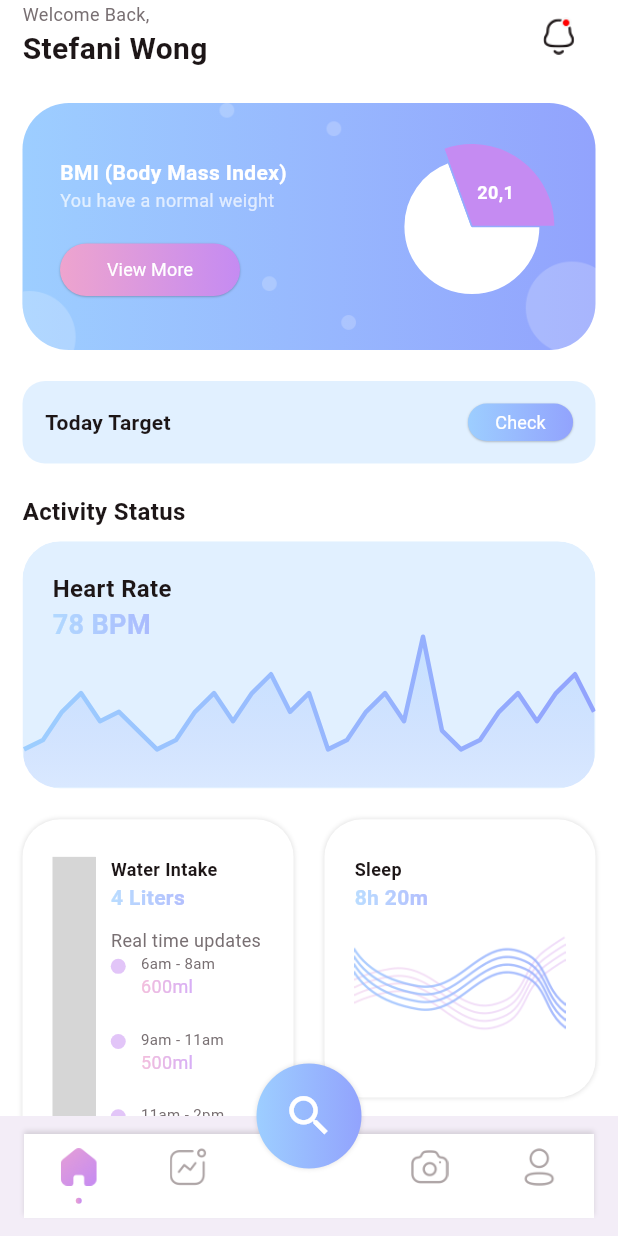
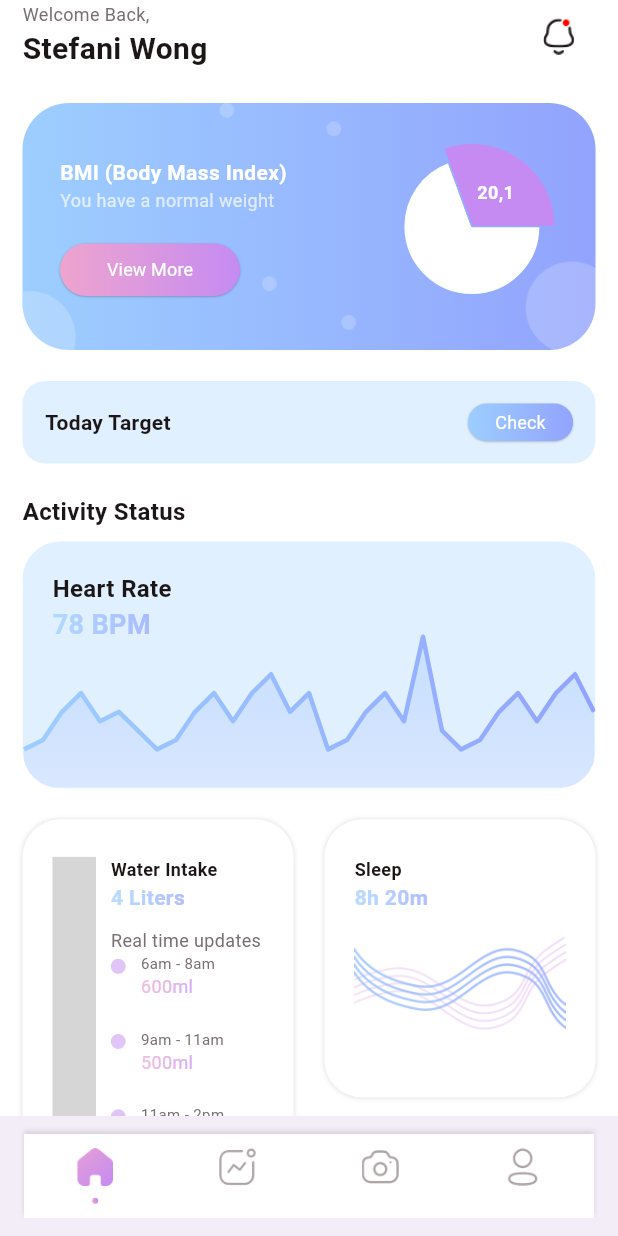
Before and after one commit to pooja99-techie/StrideUp-Fitness_tracker_App, a Flutter app: the MainTabView screen opened directly, on a phone screen of 412 x 824 dp. Run offline on Flutter 3.47's test engine with Material 3 defaults, Android fonts, the phone set to English and light mode, and no system bars; drawn by our look-alikes of fl_chart; our stand-ins replace animated_toggle_switch, carousel_slider, readmore, scrollable_positioned_list, simple_circular_progress_bar; missing offline and left inert: dotted_dashed_line, simple_animation_progress_bar; Roboto replaces fonts that are missing (Poppins); key blocks and very long unbroken strings in the code were emptied for the run; grey boxes are pictures that could not be loaded.

Commit message:
Changed main tab view

```diff
--- a/lib/view/main_tab/main_tab_view.dart
+++ b/lib/view/main_tab/main_tab_view.dart
@@ -1,10 +1,10 @@
 import 'package:strideup_fitness_app/common/colo_extension.dart';
 import 'package:strideup_fitness_app/common_widget/tab_button.dart';
-import 'package:strideup_fitness_app/view/main_tab/select_view.dart';
 import 'package:flutter/material.dart';
+import 'package:strideup_fitness_app/view/meal_planner/meal_planner_view.dart';
+import 'package:strideup_fitness_app/view/workout_tracker/workout_tracker_view.dart';
 
 import '../home/home_view.dart';
-import '../photo_progress/photo_progress_view.dart';
 import '../profile/profile_view.dart';
 
 class MainTabView extends StatefulWidget {
@@ -18,44 +18,26 @@ class _MainTabViewState extends State<MainTabView> {
   int selectTab = 0;
   final PageStorageBucket pageBucket = PageStorageBucket();
   Widget currentTab = const HomeView();
+
   @override
   Widget build(BuildContext context) {
     return Scaffold(
       backgroundColor: TColor.white,
       body: PageStorage(bucket: pageBucket, child: currentTab),
-      floatingActionButtonLocation: FloatingActionButtonLocation.centerDocked,
-      floatingActionButton: SizedBox(
-        width: 70,
-        height: 70,
-        child: InkWell(
-          onTap: () {},
+      // Removed the floatingActionButton and its location
+
+      bottomNavigationBar: BottomAppBar(
         child: Container(
-            width: 65,
-            height: 65,
           decoration: BoxDecoration(
-                gradient: LinearGradient(
-                  colors: TColor.primaryG,
-                ),
-                borderRadius: BorderRadius.circular(35),
+            color: TColor.white,
             boxShadow: const [
               BoxShadow(
                 color: Colors.black12,
                 blurRadius: 2,
+                offset: Offset(0, -2),
               )
-                ]),
-            child: Icon(
-              Icons.search,
-              color: TColor.white,
-              size: 35,
+            ],
           ),
-          ),
-        ),
-      ),
-      bottomNavigationBar: BottomAppBar(
-          child: Container(
-        decoration: BoxDecoration(color: TColor.white, boxShadow: const [
-          BoxShadow(color: Colors.black12, blurRadius: 2, offset: Offset(0, -2))
-        ]),
           height: kToolbarHeight,
           child: Row(
             mainAxisAlignment: MainAxisAlignment.spaceAround,
@@ -67,23 +49,18 @@ class _MainTabViewState extends State<MainTabView> {
                 onTap: () {
                   selectTab = 0;
                   currentTab = const HomeView();
-                  if (mounted) {
-                    setState(() {});
-                  }
-                }),
+                  if (mounted) setState(() {});
+                },
+              ),
               TabButton(
                 icon: "assets/img/activity_tab.png",
                 selectIcon: "assets/img/activity_tab_select.png",
                 isActive: selectTab == 1,
                 onTap: () {
                   selectTab = 1;
-                  currentTab = const SelectView();
-                  if (mounted) {
-                    setState(() {});
-                  }
-                }),
-            const SizedBox(
-              width: 40,
+                  currentTab = const WorkoutTrackerView();
+                  if (mounted) setState(() {});
+                },
               ),
               TabButton(
                 icon: "assets/img/camera_tab.png",
@@ -91,11 +68,10 @@ class _MainTabViewState extends State<MainTabView> {
                 isActive: selectTab == 2,
                 onTap: () {
                   selectTab = 2;
-                  currentTab = const PhotoProgressView();
-                  if (mounted) {
-                    setState(() {});
-                  }
-                }),
+                  currentTab = const MealPlannerView();
+                  if (mounted) setState(() {});
+                },
+              ),
               TabButton(
                 icon: "assets/img/profile_tab.png",
                 selectIcon: "assets/img/profile_tab_select.png",
@@ -103,13 +79,13 @@ class _MainTabViewState extends State<MainTabView> {
                 onTap: () {
                   selectTab = 3;
                   currentTab = const ProfileView();
-                  if (mounted) {
-                    setState(() {});
-                  }
-                })
+                  if (mounted) setState(() {});
+                },
+              ),
             ],
           ),
-      )),
+        ),
+      ),
     );
   }
 }
--- a/lib/view/main_tab/select_view.dart
+++ b/lib/view/main_tab/select_view.dart
@@ -1,4 +1,5 @@
 import 'package:strideup_fitness_app/common_widget/round_button.dart';
+import 'package:strideup_fitness_app/view/sleep_tracker/sleep_tracker_view.dart';
 // import 'package:fitness/view/meal_planner/meal_planner_view.dart';
 import 'package:strideup_fitness_app/view/workout_tracker/workout_tracker_view.dart';
 import 'package:flutter/material.dart';
--- a/lib/view/meal_planner/food_info_details_view.dart
+++ b/lib/view/meal_planner/food_info_details_view.dart
@@ -4,7 +4,7 @@ import 'package:readmore/readmore.dart';
 import '../../common/colo_extension.dart';
 import '../../common_widget/food_step_detail_row.dart';
 import '../../common_widget/round_button.dart';
-import 'meal_schedule_view.dart';
+// import 'meal_schedule_view.dart';
 
 class FoodInfoDetailsView extends StatefulWidget {
   final Map mObj;
@@ -437,9 +437,7 @@ class _FoodInfoDetailsViewState extends State<FoodInfoDetailsView> {
                         padding: const EdgeInsets.symmetric(horizontal: 15),
                         child: RoundButton(
                             title: "Add to ${widget.mObj["name"]} Meal",
-                            onPressed: () {
-
-                            }),
+                            onPressed: () {}),
                       ),
                     ],
                   ),
--- a/lib/view/sleep_tracker/sleep_add_alarm_view.dart
+++ b/lib/view/sleep_tracker/sleep_add_alarm_view.dart
@@ -3,7 +3,7 @@ import 'package:flutter/cupertino.dart';
 import 'package:flutter/material.dart';
 
 import '../../common/colo_extension.dart';
-import '../../common/common.dart';
+// import '../../common/common.dart';
 import '../../common_widget/icon_title_next_row.dart';
 import '../../common_widget/round_button.dart';
 
@@ -20,6 +20,7 @@ class _SleepAddAlarmViewState extends State<SleepAddAlarmView> {
 
   @override
   Widget build(BuildContext context) {
+    // ignore: unused_local_variable
     var media = MediaQuery.of(context).size;
 
     return Scaffold(
@@ -148,8 +149,7 @@ class _SleepAddAlarmViewState extends State<SleepAddAlarmView> {
                           iconBuilder: (context, local, global) {
                             return const SizedBox();
                           },
-                          onTap: (info) =>
-                              setState(() => positive = !positive),
+                          onTap: (info) => setState(() => positive = !positive),
                           iconsTappable: false,
                           wrapperBuilder: (context, global, child) {
                             return Stack(
```
Also changed, not shown: pubspec.lock. Lines whose indentation alone changed are shown as unchanged.
